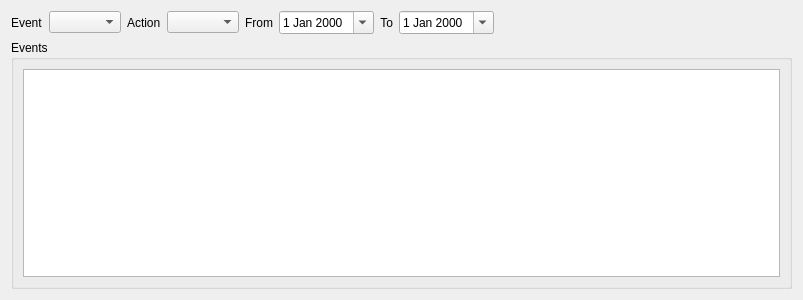
Before: the Qt Designer form client/src/ui/dialogs/event_log_dialog.ui in networkoptix/nx_open, drawn with Qt 5.
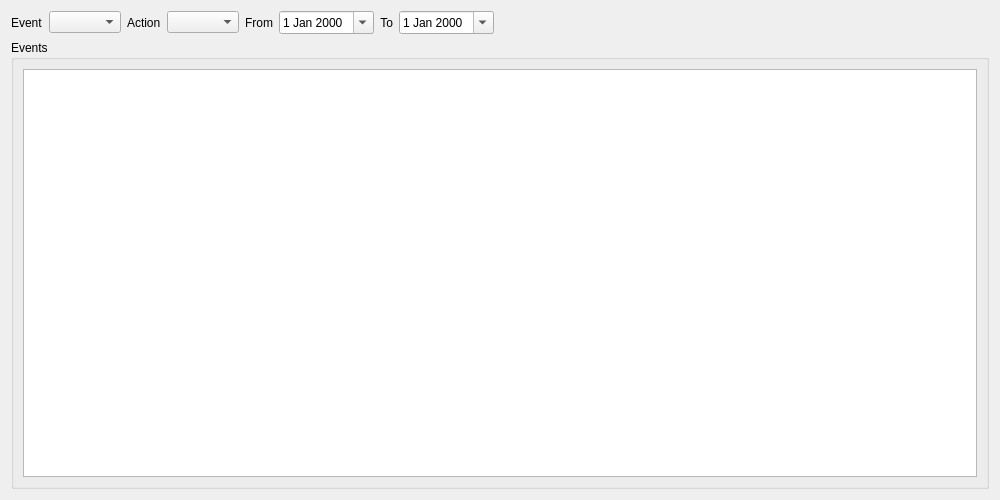
After: the same form once the commit is applied. Custom widgets are drawn as their Qt base class.

The edit to the form file:
```diff
--- a/client/src/ui/dialogs/event_log_dialog.ui
+++ b/client/src/ui/dialogs/event_log_dialog.ui
@@ -6,8 +6,8 @@
    <rect>
     <x>0</x>
     <y>0</y>
-    <width>803</width>
-    <height>300</height>
+    <width>1000</width>
+    <height>500</height>
    </rect>
   </property>
   <property name="windowTitle">
```
